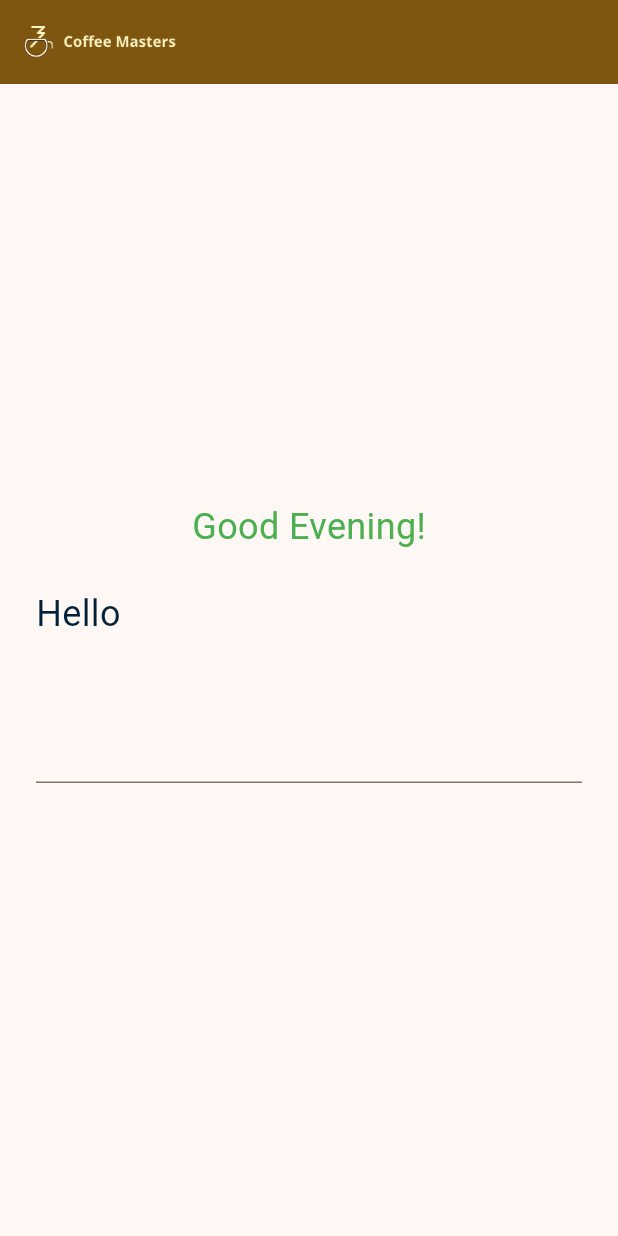
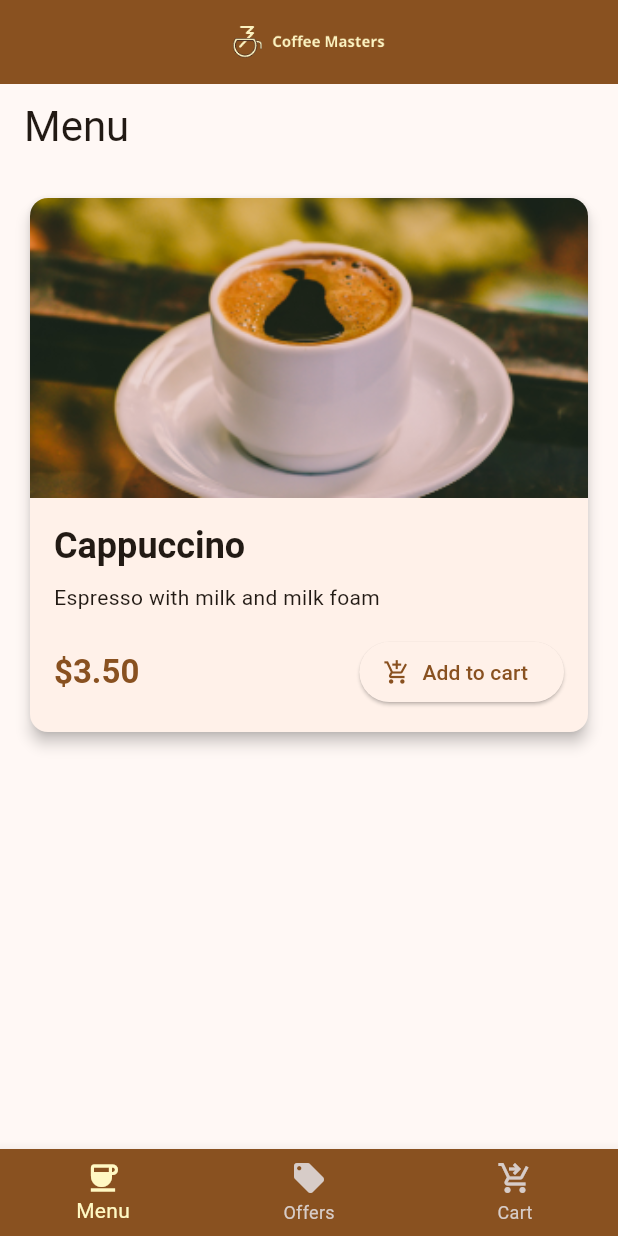
Before and after one commit to nkusikevin/Flutter-sandbox, a Flutter app: the screen it shows after launch, on a phone screen of 412 x 824 dp. Run offline on Flutter 3.47's test engine with Material 3 defaults, Android fonts, the light colour scheme and no system bars.

Commit message:
adding extra pages

```diff
--- /dev/null
+++ b/coffeApp/coffe_app/lib/dataModel.dart
@@ -0,0 +1,30 @@
+class Product {
+  int id;
+  String name;
+  String description;
+  double price;
+  String image;
+  String get imageUrl =>
+      "https://firtman.github.io/coffeemasters/api/images/$image";
+
+  Product(
+      {required this.id,
+      required this.name,
+      required this.description,
+      required this.price,
+      required this.image});
+}
+
+class Category {
+  String name;
+  List<Product> products;
+
+  Category({required this.name, required this.products});
+}
+
+class ItemInCart {
+  Product product;
+  int quantity;
+
+  ItemInCart({required this.product, required this.quantity});
+}
--- a/coffeApp/coffe_app/lib/main.dart
+++ b/coffeApp/coffe_app/lib/main.dart
@@ -1,3 +1,7 @@
+import 'package:coffe_app/dataModel.dart';
+import 'package:coffe_app/pages/offerspage.dart';
+import 'package:coffe_app/pages/menupage.dart';
+import 'package:coffe_app/pages/orderspage.dart';
 import 'package:flutter/material.dart';
 
 void main() {
@@ -14,7 +18,7 @@ class MyApp extends StatelessWidget {
       title: 'Coffee on Move',
       theme: ThemeData(
         colorScheme: ColorScheme.fromSeed(
-            seedColor: const Color.fromARGB(255, 44, 27, 1)),
+            seedColor: const Color.fromARGB(255, 93, 47, 2)),
         useMaterial3: true,
       ),
       home: const MyHomePage(),
@@ -30,21 +34,60 @@ class MyHomePage extends StatefulWidget {
 }
 
 class _MyHomePageState extends State<MyHomePage> {
+  var selectedPage = 0;
+
   @override
   Widget build(BuildContext context) {
+    Widget currentWidget = const MenuPage();
+
+    switch (selectedPage) {
+      case 0:
+        currentWidget = const MenuPage();
+        break;
+      case 1:
+        currentWidget = const OffersPage();
+        break;
+      case 2:
+        currentWidget = const OrdersPage();
+        break;
+      default:
+        currentWidget = const HelloWord();
+    }
+
     return Scaffold(
       appBar: AppBar(
-          backgroundColor: Theme.of(context).colorScheme.primary,
-          title: Image.asset('images/logo.png')),
-      body: Center(
-        child: Column(
-          mainAxisAlignment: MainAxisAlignment.center,
-          children: <Widget>[
-            const HelloWord(),
-            const AbaBoys(),
-          ],
+        backgroundColor: Theme.of(context).colorScheme.primary,
+        title: Image.asset(
+          'images/logo.png',
+          height: 800,
+          width: 800,
         ),
       ),
+      bottomNavigationBar: BottomNavigationBar(
+          currentIndex: selectedPage,
+          onTap: (index) {
+            setState(() {
+              selectedPage = index;
+            });
+          },
+          backgroundColor: Theme.of(context).colorScheme.primary,
+          selectedItemColor: Colors.yellow.shade100,
+          unselectedItemColor: Colors.brown.shade100,
+          items: const [
+            BottomNavigationBarItem(
+              icon: Icon(Icons.coffee),
+              label: 'Menu',
+            ),
+            BottomNavigationBarItem(
+              icon: Icon(Icons.local_offer),
+              label: 'Offers',
+            ),
+            BottomNavigationBarItem(
+              icon: Icon(Icons.shopping_cart_checkout),
+              label: 'Cart',
+            ),
+          ]),
+      body: currentWidget,
     );
   }
 }
--- /dev/null
+++ b/coffeApp/coffe_app/lib/pages/menupage.dart
@@ -0,0 +1,127 @@
+import 'package:flutter/material.dart';
+import 'package:coffe_app/dataModel.dart';
+
+class MenuPage extends StatelessWidget {
+  const MenuPage({super.key});
+
+  void _handleAddToCart(Product product) {
+    // Implement your logic here
+    print("Added ${product.name} to cart");
+  }
+
+  @override
+  Widget build(BuildContext context) {
+    var products = [
+      Product(
+        id: 1,
+        name: 'Cappuccino',
+        description: 'Espresso with milk and milk foam',
+        price: 3.5,
+        image: 'images/black_coffee.png',
+      ),
+      // Add more products here
+    ];
+
+    return Scaffold(
+      appBar: AppBar(
+        title: Text('Menu', style: Theme.of(context).textTheme.headlineMedium),
+        backgroundColor: Theme.of(context).colorScheme.surface,
+        elevation: 0,
+      ),
+      body: ListView.builder(
+        padding: const EdgeInsets.all(16),
+        itemCount: products.length,
+        itemBuilder: (context, index) {
+          return Padding(
+            padding: const EdgeInsets.only(bottom: 16),
+            child: ProductItem(
+              product: products[index],
+              onAddToCart: _handleAddToCart,
+            ),
+          );
+        },
+      ),
+    );
+  }
+}
+
+class ProductItem extends StatelessWidget {
+  final Product product;
+  final Function onAddToCart;
+
+  const ProductItem(
+      {super.key, required this.product, required this.onAddToCart});
+
+  @override
+  Widget build(BuildContext context) {
+    return Card(
+      elevation: 4,
+      shape: RoundedRectangleBorder(borderRadius: BorderRadius.circular(12)),
+      child: InkWell(
+        onTap: () {
+          // Navigator.of(context).pushNamed('/product', arguments: product);
+          onAddToCart(product);
+        },
+        child: Column(
+          crossAxisAlignment: CrossAxisAlignment.start,
+          children: [
+            ClipRRect(
+              borderRadius:
+                  const BorderRadius.vertical(top: Radius.circular(12)),
+              child: Image.asset(
+                product.image,
+                height: 200,
+                width: double.infinity,
+                fit: BoxFit.cover,
+              ),
+            ),
+            Padding(
+              padding: const EdgeInsets.all(16),
+              child: Column(
+                crossAxisAlignment: CrossAxisAlignment.start,
+                children: [
+                  Text(
+                    product.name,
+                    style: Theme.of(context).textTheme.headlineSmall?.copyWith(
+                          fontWeight: FontWeight.bold,
+                        ),
+                  ),
+                  const SizedBox(height: 8),
+                  Text(
+                    product.description,
+                    style: Theme.of(context).textTheme.bodyMedium,
+                  ),
+                  const SizedBox(height: 16),
+                  Row(
+                    mainAxisAlignment: MainAxisAlignment.spaceBetween,
+                    children: [
+                      Text(
+                        '\$${product.price.toStringAsFixed(2)}',
+                        style: Theme.of(context).textTheme.titleLarge?.copyWith(
+                              color: Theme.of(context).colorScheme.primary,
+                              fontWeight: FontWeight.bold,
+                            ),
+                      ),
+                      ElevatedButton.icon(
+                        onPressed: () {
+                          onAddToCart(product);
+                        },
+                        icon: const Icon(Icons.add_shopping_cart),
+                        label: const Text('Add to cart'),
+                        style: ElevatedButton.styleFrom(
+                          shape: RoundedRectangleBorder(
+                            borderRadius: BorderRadius.circular(20),
+                          ),
+                        ),
+                      ),
+                    ],
+                  ),
+                ],
+              ),
+            ),
+          ],
+        ),
+      ),
+    );
+  }
+}
```
Also changed, not shown: coffeApp/coffe_app/lib/offerspage.dart (deleted, +0 -27 lines), coffeApp/coffe_app/lib/pages/offerspage.dart (added, +103 -0 lines), coffeApp/coffe_app/lib/pages/orderspage.dart (added, +10 -0 lines).
